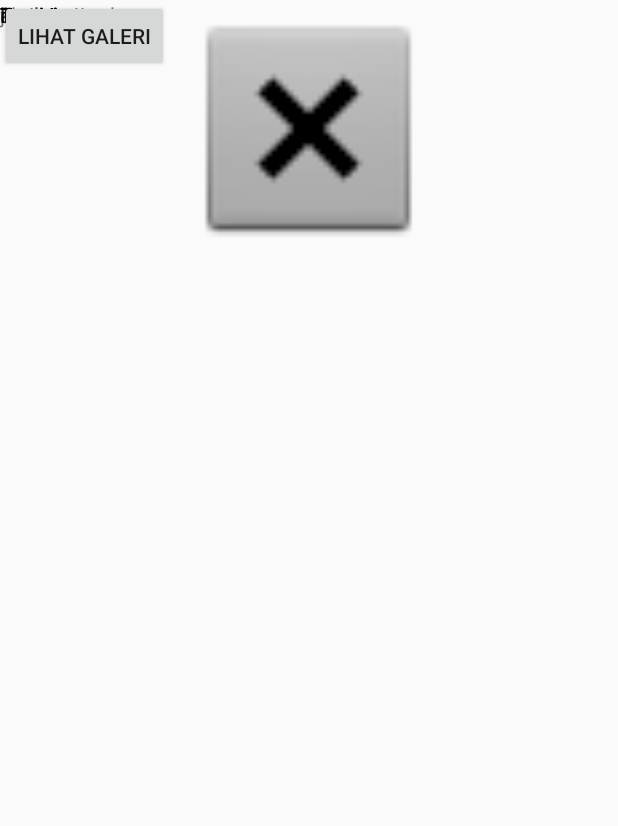
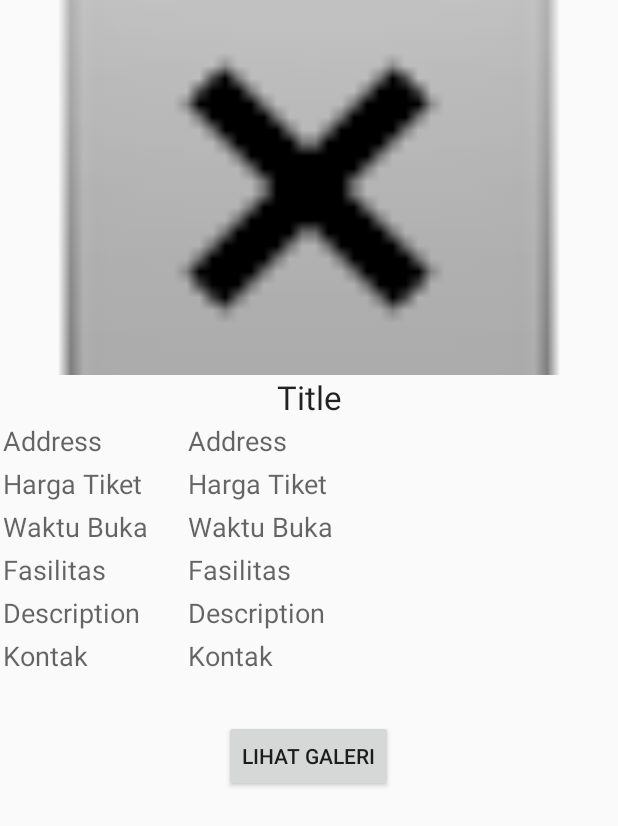
Before and after one commit to MufidJamaluddin/gotogarut, an Android app: the layout informasi_wisata.xml on its own in the app's theme, with its tools: preview values and no code run, on a phone screen of 412 x 824 dp. Shown: the top 826 px of the screen. Run offline under Robolectric (Android 15) with nearby library versions, the phone set to English and light mode, and no system bars.

Commit message:
Merapikan Tampilan

```diff
--- a/Project/ComeToGarut/app/build.gradle
+++ b/Project/ComeToGarut/app/build.gradle
@@ -4,7 +4,7 @@ android {
     compileSdkVersion 26
     defaultConfig {
         applicationId "com.example.rohmatdasuki.cometogarut"
-        minSdkVersion 19
+        minSdkVersion 14
         targetSdkVersion 26
         versionCode 1
         versionName "1.0"
--- a/Project/ComeToGarut/app/src/main/java/com/example/rohmatdasuki/cometogarut/kritikdansaran.java
+++ b/Project/ComeToGarut/app/src/main/java/com/example/rohmatdasuki/cometogarut/kritikdansaran.java
@@ -3,10 +3,12 @@ package com.example.rohmatdasuki.cometogarut;
 import android.support.v7.app.AppCompatActivity;
 import android.os.Bundle;
 
-public class kritikdansaran extends AppCompatActivity {
+public class kritikdansaran extends AppCompatActivity
+{
 
     @Override
-    protected void onCreate(Bundle savedInstanceState) {
+    protected void onCreate(Bundle savedInstanceState)
+    {
         super.onCreate(savedInstanceState);
         setContentView(R.layout.activity_kritikdansaran);
     }
--- a/Project/ComeToGarut/app/src/main/res/layout/informasi_wisata.xml
+++ b/Project/ComeToGarut/app/src/main/res/layout/informasi_wisata.xml
@@ -1,128 +1,152 @@
 <?xml version="1.0" encoding="utf-8"?>
-<android.support.constraint.ConstraintLayout
+<LinearLayout
     xmlns:android="http://schemas.android.com/apk/res/android"
     xmlns:app="http://schemas.android.com/apk/res-auto"
-    xmlns:tools="http://schemas.android.com/tools"
     android:layout_width="match_parent"
-    android:layout_height="match_parent">
+    android:layout_height="match_parent"
+    android:orientation="vertical">
 
     <ImageView
-        android:id="@+id/imageView5"
-        android:layout_width="411dp"
-        android:layout_height="171dp"
+        android:id="@+id/photo"
+        android:layout_width="match_parent"
+        android:layout_height="250dp"
         app:srcCompat="@android:drawable/btn_dialog"
-        tools:layout_editor_absoluteX="0dp"
-        tools:layout_editor_absoluteY="0dp" />
+        android:scaleType="centerCrop">
+    </ImageView>
 
     <TextView
-        android:id="@+id/textView8"
-        android:layout_width="95dp"
-        android:layout_height="24dp"
-        android:text="alamat"
-        tools:layout_editor_absoluteX="16dp"
-        tools:layout_editor_absoluteY="178dp" />
+        android:layout_height="wrap_content"
+        android:layout_width="match_parent"
+        android:id="@+id/title"
+        android:textAlignment="center"
+        android:text="Title"
+        android:textAppearance="?android:textAppearanceLarge"/>
+
+    <LinearLayout
+        android:layout_width="match_parent"
+        android:layout_height="wrap_content"
+        android:orientation="horizontal">
+
+        <LinearLayout
+            android:layout_width="0dp"
+            android:layout_height="wrap_content"
+            android:layout_weight=".30"
+            android:orientation="vertical">
 
             <TextView
-        android:id="@+id/textView9"
-        android:layout_width="95dp"
-        android:layout_height="24dp"
-        android:text="harga masuk"
-        tools:layout_editor_absoluteX="16dp"
-        tools:layout_editor_absoluteY="202dp" />
+                android:layout_width="match_parent"
+                android:layout_height="wrap_content"
+                android:text="@string/address"
+                android:padding="2dp"
+                android:textAppearance="@style/Base.TextAppearance.AppCompat.Medium"/>
 
             <TextView
-        android:id="@+id/textView10"
-        android:layout_width="95dp"
-        android:layout_height="24dp"
-        android:text="jam kunjungan"
-        tools:layout_editor_absoluteX="16dp"
-        tools:layout_editor_absoluteY="226dp" />
+                android:layout_width="match_parent"
+                android:layout_height="wrap_content"
+                android:text="@string/price"
+                android:padding="2dp"
+                android:textAppearance="@style/Base.TextAppearance.AppCompat.Medium"/>
 
             <TextView
-        android:id="@+id/textView11"
-        android:layout_width="95dp"
-        android:layout_height="24dp"
-        android:text="fasilitas"
-        tools:layout_editor_absoluteX="16dp"
-        tools:layout_editor_absoluteY="250dp" />
+                android:layout_width="match_parent"
+                android:layout_height="wrap_content"
+                android:text="@string/time"
+                android:padding="2dp"
+                android:textAppearance="@style/Base.TextAppearance.AppCompat.Medium"/>
 
             <TextView
-        android:id="@+id/textView12"
-        android:layout_width="95dp"
-        android:layout_height="24dp"
-        android:text="deskripsi"
-        tools:layout_editor_absoluteX="16dp"
-        tools:layout_editor_absoluteY="274dp" />
+                android:layout_width="match_parent"
+                android:layout_height="wrap_content"
+                android:text="@string/facility"
+                android:padding="2dp"
+                android:textAppearance="@style/Base.TextAppearance.AppCompat.Medium"/>
 
             <TextView
-        android:id="@+id/textView13"
-        android:layout_width="95dp"
-        android:layout_height="24dp"
-        android:text="kontak"
-        tools:layout_editor_absoluteX="16dp"
-        tools:layout_editor_absoluteY="298dp" />
+                android:layout_width="match_parent"
+                android:layout_height="wrap_content"
+                android:text="@string/desc"
+                android:padding="2dp"
+                android:textAppearance="@style/Base.TextAppearance.AppCompat.Medium"/>
 
             <TextView
-        android:id="@+id/textView14"
-        android:layout_width="378dp"
-        android:layout_height="156dp"
-        tools:layout_editor_absoluteX="16dp"
-        tools:layout_editor_absoluteY="330dp" />
+                android:layout_width="match_parent"
+                android:layout_height="wrap_content"
+                android:text="@string/contact"
+                android:padding="2dp"
+                android:textAppearance="@style/Base.TextAppearance.AppCompat.Medium"/>
+
+        </LinearLayout>
+
+        <LinearLayout
+            android:layout_width="0dp"
+            android:layout_height="wrap_content"
+            android:layout_weight=".70"
+            android:orientation="vertical">
+
+            <TextView
+                android:id="@+id/address"
+                android:layout_width="match_parent"
+                android:layout_height="wrap_content"
+                android:text="@string/address"
+                android:padding="2dp"
+                android:textAppearance="@style/Base.TextAppearance.AppCompat.Medium"/>
+
+            <TextView
+                android:id="@+id/price"
+                android:layout_width="match_parent"
+                android:layout_height="wrap_content"
+                android:text="@string/price"
+                android:padding="2dp"
+                android:textAppearance="@style/Base.TextAppearance.AppCompat.Medium"/>
+
+            <TextView
+                android:id="@+id/time"
+                android:layout_width="match_parent"
+                android:layout_height="wrap_content"
+                android:text="@string/time"
+                android:padding="2dp"
+                android:textAppearance="@style/Base.TextAppearance.AppCompat.Medium"/>
+
+            <TextView
+                android:id="@+id/facility"
+                android:layout_width="match_parent"
+                android:layout_height="wrap_content"
+                android:text="@string/facility"
+                android:padding="2dp"
+                android:textAppearance="@style/Base.TextAppearance.AppCompat.Medium"/>
+
+            <TextView
+                android:id="@+id/description"
+                android:layout_width="match_parent"
+                android:layout_height="wrap_content"
+                android:text="@string/desc"
+                android:padding="2dp"
+                android:textAppearance="@style/Base.TextAppearance.AppCompat.Medium"/>
+
+            <TextView
+                android:id="@+id/contact"
+                android:layout_width="match_parent"
+                android:layout_height="wrap_content"
+                android:text="@string/contact"
+                android:padding="2dp"
+                android:textAppearance="@style/Base.TextAppearance.AppCompat.Medium"/>
+
+        </LinearLayout>
+
+    </LinearLayout>
+
+    <TextView
+        android:id="@+id/notes"
+        android:layout_width="match_parent"
+        android:layout_height="wrap_content"
+        android:padding="2dp"
+        android:textAppearance="@style/Base.TextAppearance.AppCompat.Medium"/>
 
     <Button
-        android:id="@+id/button5"
+        android:id="@+id/show_gallery"
         android:layout_width="wrap_content"
         android:layout_height="wrap_content"
         android:text="Lihat Galeri"
-        tools:layout_editor_absoluteX="143dp"
-        tools:layout_editor_absoluteY="520dp" />
+        android:layout_gravity="center" />
 
-    <TextView
-        android:id="@+id/textView15"
-        android:layout_width="234dp"
-        android:layout_height="24dp"
-        android:text="TextView"
-        tools:layout_editor_absoluteX="143dp"
-        tools:layout_editor_absoluteY="178dp" />
-
-    <TextView
-        android:id="@+id/textView16"
-        android:layout_width="234dp"
-        android:layout_height="24dp"
-        android:text="TextView"
-        tools:layout_editor_absoluteX="143dp"
-        tools:layout_editor_absoluteY="202dp" />
-
-    <TextView
-        android:id="@+id/textView17"
-        android:layout_width="234dp"
-        android:layout_height="24dp"
-        android:text="TextView"
-        tools:layout_editor_absoluteX="143dp"
-        tools:layout_editor_absoluteY="226dp" />
-
-    <TextView
-        android:id="@+id/textView18"
-        android:layout_width="234dp"
-        android:layout_height="24dp"
-        android:text="TextView"
-        tools:layout_editor_absoluteX="143dp"
-        tools:layout_editor_absoluteY="250dp" />
-
-    <TextView
-        android:id="@+id/textView19"
-        android:layout_width="234dp"
-        android:layout_height="24dp"
-        android:text="TextView"
-        tools:layout_editor_absoluteX="143dp"
-        tools:layout_editor_absoluteY="274dp" />
-
-    <TextView
-        android:id="@+id/textView20"
-        android:layout_width="234dp"
-        android:layout_height="24dp"
-        android:text="TextView"
-        tools:layout_editor_absoluteX="143dp"
-        tools:layout_editor_absoluteY="296dp" />
-
-</android.support.constraint.ConstraintLayout>
+</LinearLayout>
--- a/Project/ComeToGarut/app/src/main/res/values/strings.xml
+++ b/Project/ComeToGarut/app/src/main/res/values/strings.xml
@@ -1,3 +1,14 @@
 <resources>
     <string name="app_name">cometogarut</string>
+    <string name="title">Title</string>
+    <string name="address">Address</string>
+    <string name="price">Harga Tiket</string>
+    <string name="time">Waktu Buka</string>
+    <string name="facility">Fasilitas</string>
+    <string name="desc">Description</string>
+    <string name="contact">Kontak</string>
+    <string name="cleanliness">Kebersihan</string>
+    <string name="security">Keamanan</string>
+    <string name="order">Ketertiban</string>
+    <string name="send_rev">Kirim Review</string>
 </resources>
--- a/Project/ComeToGarut/build.gradle
+++ b/Project/ComeToGarut/build.gradle
@@ -7,7 +7,7 @@ buildscript {
         jcenter()
     }
     dependencies {
-        classpath 'com.android.tools.build:gradle:3.0.1'
+        classpath 'com.android.tools.build:gradle:3.1.0'
 
 
         // NOTE: Do not place your application dependencies here; they belong
```
Also changed, not shown: Project/ComeToGarut/app/src/main/res/layout/activity_kritikdansaran.xml (+56 -57 lines), Project/ComeToGarut/app/src/main/res/layout/navigation.xml (deleted, +0 -31 lines), Project/ComeToGarut/app/src/main/res/layout/rating_info_wisata.xml (+106 -76 lines), Project/ComeToGarut/app/src/main/res/menu/drawer_view.xml (added, +11 -0 lines), Project/ComeToGarut/gradle/wrapper/gradle-wrapper.properties, 1 other file. Lines whose indentation alone changed are shown as unchanged.
